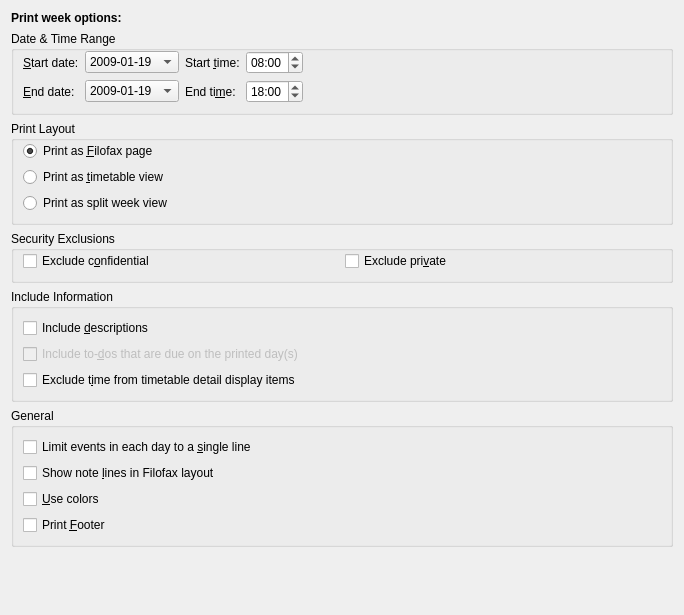
The window that src/printing/calprintweekconfig_base.ui (KDE/calendarsupport) describes before a commit, drawn with Qt 5.
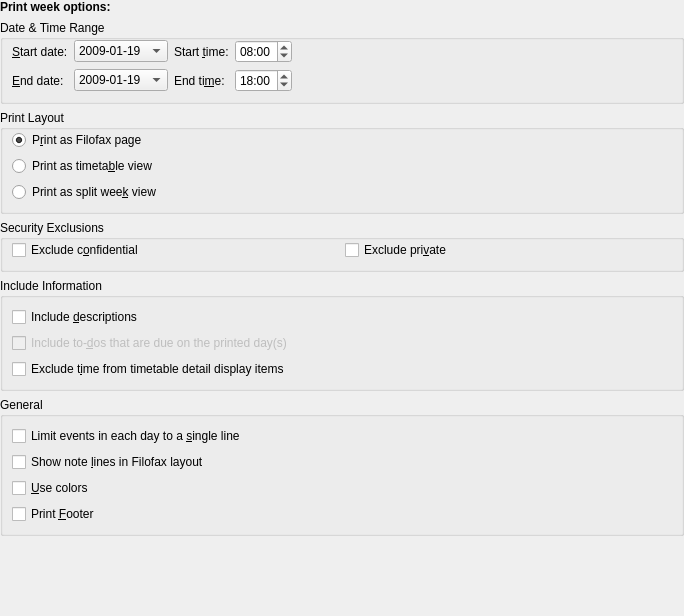
The same window after the commit. Custom widgets are drawn as their Qt base class.

Commit message: Remove double margin

What changed in the file:
```diff
--- a/src/printing/calprintweekconfig_base.ui
+++ b/src/printing/calprintweekconfig_base.ui
@@ -9,10 +9,25 @@
     <x>0</x>
     <y>0</y>
     <width>684</width>
-    <height>615</height>
+    <height>616</height>
    </rect>
   </property>
   <layout class="QVBoxLayout" name="verticalLayout_2">
+   <property name="spacing">
+    <number>6</number>
+   </property>
+   <property name="leftMargin">
+    <number>0</number>
+   </property>
+   <property name="topMargin">
+    <number>0</number>
+   </property>
+   <property name="rightMargin">
+    <number>0</number>
+   </property>
+   <property name="bottomMargin">
+    <number>0</number>
+   </property>
    <item>
     <widget class="QLabel" name="label">
      <property name="text">
@@ -228,7 +243,7 @@
          <string>The Filofax view prints one week per page, so all days have a large surface.</string>
         </property>
         <property name="text">
-         <string>Print as &amp;Filofax page</string>
+         <string>P&amp;rint as Filofax page</string>
         </property>
         <property name="checked">
          <bool>true</bool>
@@ -241,7 +256,7 @@
          <string>This view is similar to the weekview. The week is printed in landscape layout. You can even use the same colors for the items if you check &lt;i&gt;Use Colors&lt;/i&gt;.</string>
         </property>
         <property name="text">
-         <string>Print as &amp;timetable view</string>
+         <string>Print as timeta&amp;ble view</string>
         </property>
        </widget>
       </item>
@@ -251,7 +266,7 @@
          <string>This view is similar to the week view. The only difference with the timetable view is the page layout. Timetables are printed in landscape, the split week view in portrait.</string>
         </property>
         <property name="text">
-         <string>Print as split week view</string>
+         <string>Print as split wee&amp;k view</string>
         </property>
        </widget>
       </item>
@@ -411,11 +426,6 @@
  <customwidgets>
   <customwidget>
    <class>KDateComboBox</class>
-   <extends>KComboBox</extends>
-   <header>kdatecombobox.h</header>
-  </customwidget>
-  <customwidget>
-   <class>KComboBox</class>
    <extends>QComboBox</extends>
    <header>kcombobox.h</header>
   </customwidget>
```
Left out of the diff: 26 changed lines with no effect on the pictures. The commit also changes 6 other files.
